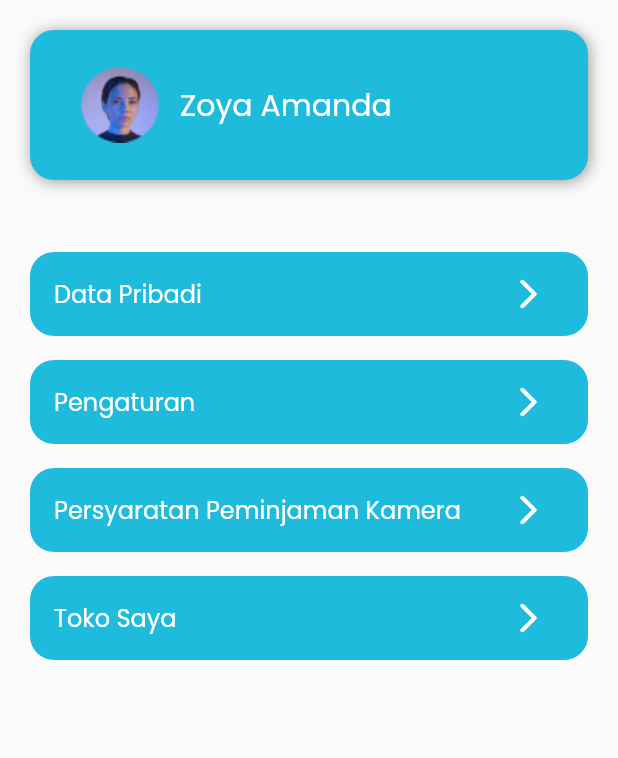
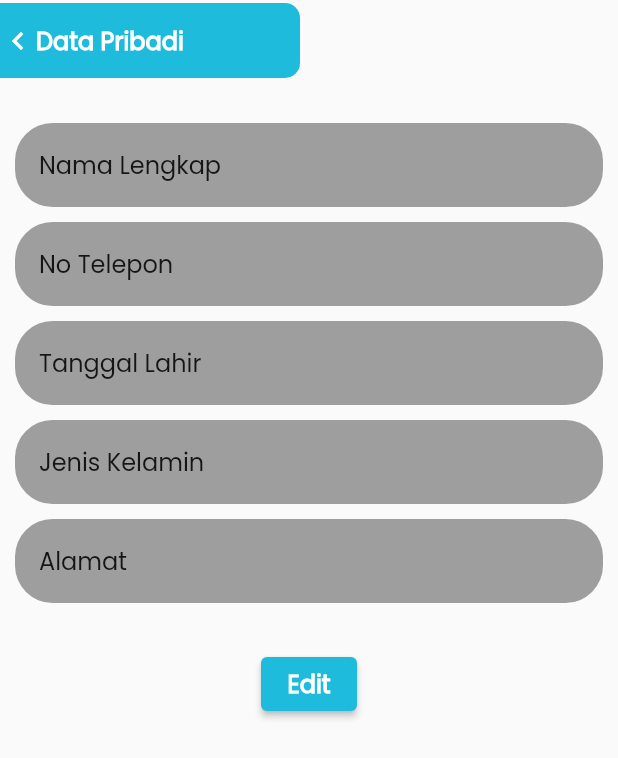
Before and after one commit to KrisnaCahya/PBM-A7, a Flutter app: the Akun screen opened directly, after a tap on the "arrow forward ios" icon, on a phone screen of 412 x 824 dp. Shown: the top 758 px of the screen. Run offline on Flutter 3.47's test engine with Material 2 defaults, Android fonts, the phone set to English and light mode, and no system bars; our stand-ins replace email_validator, firebase_auth, firebase_core, google_maps_flutter, image_picker; accounts and stored records are empty.

Commit message:
add profil page

```diff
--- a/lib/Akun.dart
+++ b/lib/Akun.dart
@@ -1,4 +1,5 @@
 import 'package:flutter/material.dart';
+import 'package:pbma7/data_pribadi.dart';
 import 'package:pbma7/pengaturan.dart';
 import 'package:pbma7/style/style.dart';
 
@@ -71,7 +72,14 @@ class _AkunState extends State<Akun> {
           tileColor: color1,
           trailing: IconButton(
               highlightColor: Colors.grey,
-              onPressed: () {},
+              onPressed: () {Navigator.push(
+                      context,
+                      MaterialPageRoute(
+                        builder: (_) {
+                          return DataPribadi();
+                        },
+                      ),
+                    );},
               icon: const Icon(Icons.arrow_forward_ios_rounded,
                   color: Colors.white)),
         ),
--- /dev/null
+++ b/lib/data_pribadi.dart
@@ -0,0 +1,171 @@
+import 'package:flutter/material.dart';
+import 'package:pbma7/navbar.dart';
+
+class DataPribadi extends StatelessWidget {
+  const DataPribadi({Key? key}) : super(key: key);
+
+  @override
+  Widget build(BuildContext context) {
+    return Scaffold(
+      body: SafeArea(
+        child: Column(
+          mainAxisSize: MainAxisSize.max,
+          crossAxisAlignment: CrossAxisAlignment.start,
+          children: [
+            Padding(
+              padding: EdgeInsetsDirectional.fromSTEB(0, 2, 0, 0),
+              child: Container(
+                width: 200,
+                height: 50,
+                decoration: const BoxDecoration(
+                  color: Color(0xFF1EBBDD),
+                  borderRadius: BorderRadius.only(
+                    bottomLeft: Radius.circular(0),
+                    bottomRight: Radius.circular(10),
+                    topLeft: Radius.circular(0),
+                    topRight: Radius.circular(10),
+                  ),
+                ),
+                child: Row(
+                  mainAxisSize: MainAxisSize.max,
+                  children: [
+                    InkWell(
+                      onTap: () {
+                         Navigator.of(context).pop('Back');
+                      },
+                      child: const Icon(
+                        Icons.chevron_left,
+                        color: Colors.white,
+                        size: 24,
+                      ),
+                    ),
+                    InkWell(
+                        onTap: () {
+                          Navigator.push(
+                            context,
+                            MaterialPageRoute(
+                              builder: (_) {
+                                return Navbar();
+                              },
+                            ),
+                          );
+                        },
+                        child: const Text(
+                          'Data Pribadi',
+                          style: TextStyle(
+                            fontFamily: 'Poppins',
+                            color: Colors.white,
+                            fontSize: 16,
+                            fontWeight: FontWeight.bold,
+                          ),
+                        )),
+                  ],
+                ),
+              ),
+            ),
+            Padding(
+              padding: EdgeInsetsDirectional.fromSTEB(10, 30, 10, 0),
+              child: ListTile(
+                title: const Text(
+                  'Nama Lengkap',
+                  style: TextStyle(
+                    fontFamily: 'Poppins',
+                    fontSize: 16,
+                  ),
+                ),
+                tileColor: Color(0xFF9E9E9E),
+                dense: false,
+                shape: RoundedRectangleBorder(
+                  borderRadius: BorderRadius.circular(25),
+                ),
+              ),
+            ),
+            Padding(
+              padding: EdgeInsetsDirectional.fromSTEB(10, 10, 10, 0),
+              child: ListTile(
+                title: const Text(
+                  'No Telepon',
+                  style: TextStyle(
+                    fontFamily: 'Poppins',
+                    fontSize: 16,
+                  ),
+                ),
+                tileColor: Color(0xFF9E9E9E),
+                dense: false,
+                shape: RoundedRectangleBorder(
+                  borderRadius: BorderRadius.circular(25),
+                ),
+              ),
+            ),
+            Padding(
+              padding: EdgeInsetsDirectional.fromSTEB(10, 10, 10, 0),
+              child: ListTile(
+                title: const Text(
+                  'Tanggal Lahir',
+                  style: TextStyle(
+                    fontFamily: 'Poppins',
+                    fontSize: 16,
+                  ),
+                ),
+                tileColor: Color(0xFF9E9E9E),
+                dense: false,
+                shape: RoundedRectangleBorder(
+                  borderRadius: BorderRadius.circular(25),
+                ),
+              ),
+            ),
+            Padding(
+              padding: EdgeInsetsDirectional.fromSTEB(10, 10, 10, 0),
+              child: ListTile(
+                title: const Text(
+                  'Jenis Kelamin',
+                  style: TextStyle(
+                    fontFamily: 'Poppins',
+                    fontSize: 16,
+                  ),
+                ),
+                tileColor: Color(0xFF9E9E9E),
+                dense: false,
+                shape: RoundedRectangleBorder(
+                  borderRadius: BorderRadius.circular(25),
+                ),
+              ),
+            ),
+            Padding(
+              padding: EdgeInsetsDirectional.fromSTEB(10, 10, 10, 0),
+              child: ListTile(
+                title: const Text(
+                  'Alamat',
+                  style: TextStyle(
+                    fontFamily: 'Poppins',
+                    fontSize: 16,
+                  ),
+                ),
+                tileColor: Color(0xFF9E9E9E),
+                dense: false,
+                shape: RoundedRectangleBorder(
+                  borderRadius: BorderRadius.circular(25),
+                ),
+              ),
+            ),
+            Align(
+              alignment: AlignmentDirectional(0, 0),
+              child: Padding(
+                  padding: EdgeInsetsDirectional.fromSTEB(0, 30, 0, 0),
+                  child: ElevatedButton(
+                    style: ElevatedButton.styleFrom(
+                      primary: Color(0xff1EBBDD), // background/ foreground
+                    ),
+                    onPressed: () {},
+                    child: Text('Edit', style: TextStyle(
+                    fontFamily: 'Poppins',
+                    fontSize: 16,
+                    fontWeight: FontWeight.bold),)
+                  )),
+            ),
+          ],
+        ),
+      ),
+    );
+  }
+}
```
